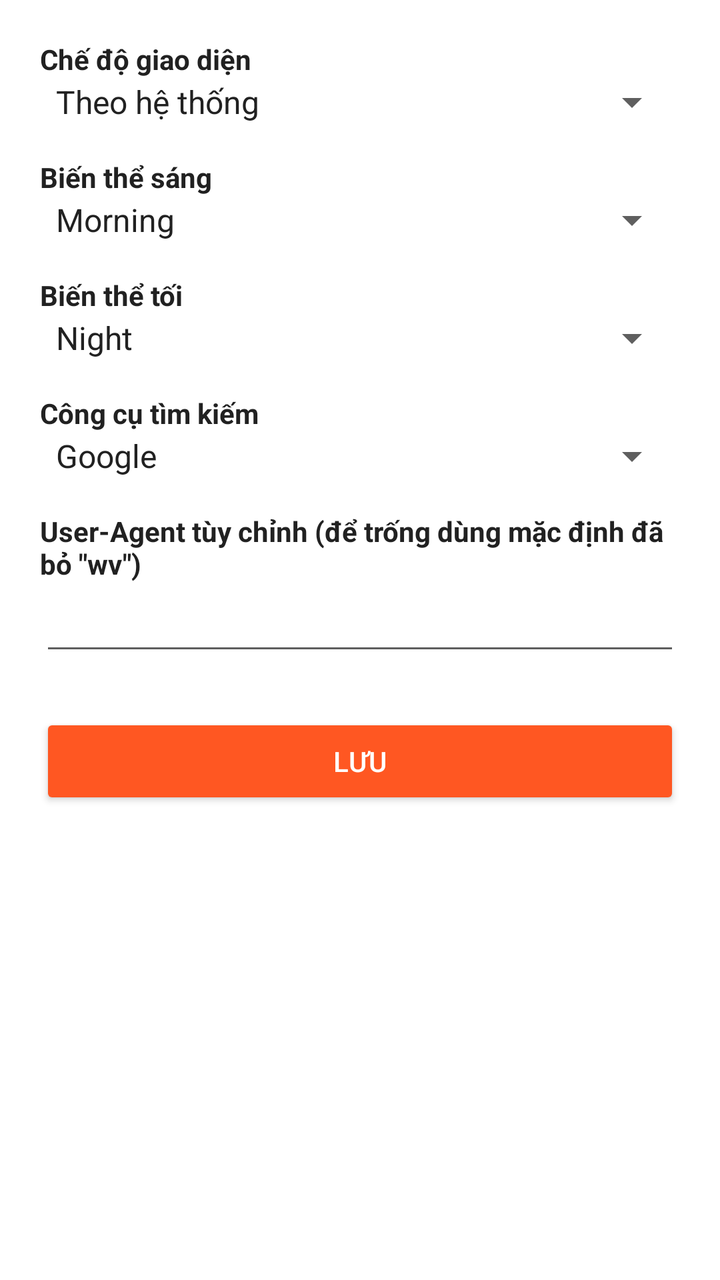
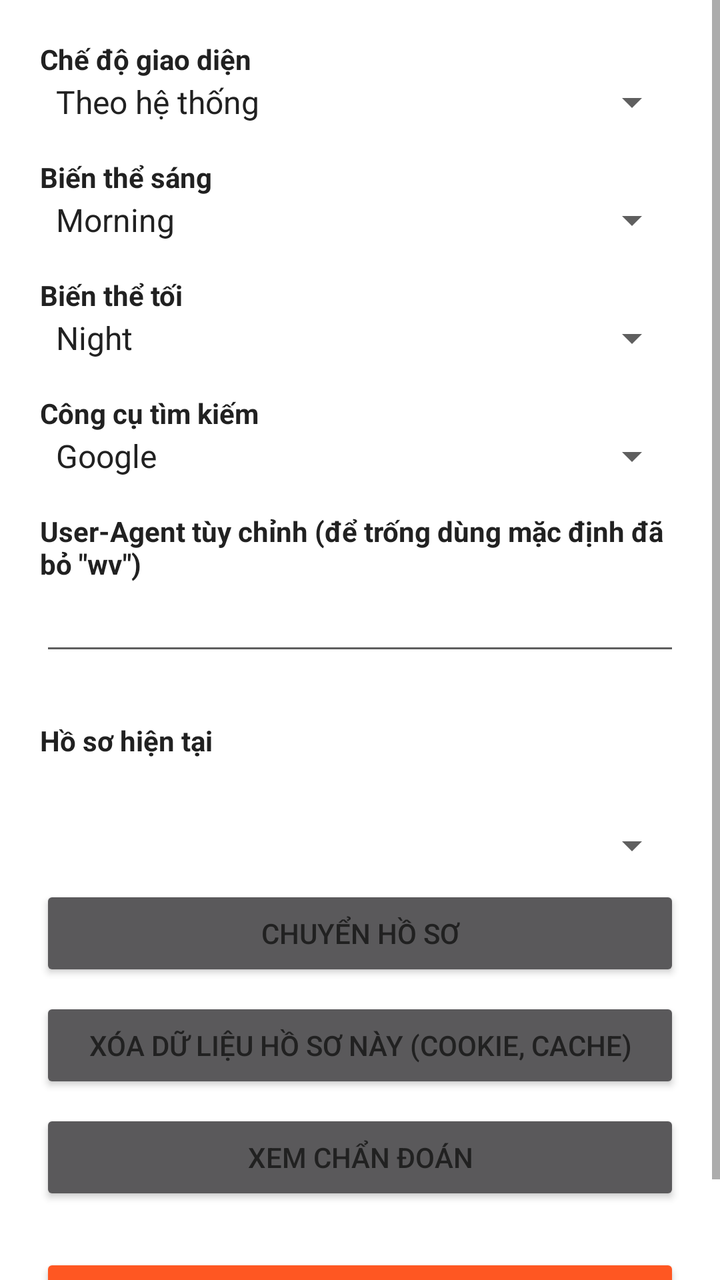

Before-and-after screenshots of an Android layout around one commit, followed by the original layout XML and the change that was made.
<!-- AndroidManifest.xml: application theme Theme.Egeo.Day -->
<!-- res/layout/activity_settings.xml -->
<?xml version="1.0" encoding="utf-8"?>
<ScrollView xmlns:android="http://schemas.android.com/apk/res/android"
    android:layout_width="match_parent"
    android:layout_height="match_parent"
    android:background="?android:attr/colorBackground">

    <LinearLayout
        android:layout_width="match_parent"
        android:layout_height="wrap_content"
        android:orientation="vertical"
        android:padding="20dp">

        <TextView
            android:layout_width="wrap_content"
            android:layout_height="wrap_content"
            android:text="@string/label_theme_mode"
            android:textStyle="bold"
            android:textColor="?android:attr/textColorPrimary" />
        <Spinner
            android:id="@+id/spinnerThemeMode"
            android:layout_width="match_parent"
            android:layout_height="wrap_content"
            android:entries="@array/theme_mode_entries" />

        <TextView
            android:layout_width="wrap_content"
            android:layout_height="wrap_content"
            android:layout_marginTop="16dp"
            android:text="@string/label_light_variant"
            android:textStyle="bold"
            android:textColor="?android:attr/textColorPrimary" />
        <Spinner
            android:id="@+id/spinnerLightVariant"
            android:layout_width="match_parent"
            android:layout_height="wrap_content"
            android:entries="@array/light_variant_entries" />

        <TextView
            android:layout_width="wrap_content"
            android:layout_height="wrap_content"
            android:layout_marginTop="16dp"
            android:text="@string/label_dark_variant"
            android:textStyle="bold"
            android:textColor="?android:attr/textColorPrimary" />
        <Spinner
            android:id="@+id/spinnerDarkVariant"
            android:layout_width="match_parent"
            android:layout_height="wrap_content"
            android:entries="@array/dark_variant_entries" />

        <TextView
            android:layout_width="wrap_content"
            android:layout_height="wrap_content"
            android:layout_marginTop="16dp"
            android:text="@string/label_search_engine"
            android:textStyle="bold"
            android:textColor="?android:attr/textColorPrimary" />
        <Spinner
            android:id="@+id/spinnerSearchEngine"
            android:layout_width="match_parent"
            android:layout_height="wrap_content"
            android:entries="@array/search_engine_entries" />

        <TextView
            android:layout_width="wrap_content"
            android:layout_height="wrap_content"
            android:layout_marginTop="16dp"
            android:text="@string/label_custom_ua"
            android:textStyle="bold"
            android:textColor="?android:attr/textColorPrimary" />
        <EditText
            android:id="@+id/editCustomUa"
            android:layout_width="match_parent"
            android:layout_height="wrap_content"
            android:inputType="text"
            android:minLines="2" />

        <Button
            android:id="@+id/btnSave"
            android:layout_width="match_parent"
            android:layout_height="wrap_content"
            android:layout_marginTop="24dp"
            android:text="@string/action_save"
            android:backgroundTint="?attr/colorPrimary"
            android:textColor="@android:color/white" />

    </LinearLayout>
</ScrollView>
<!-- resources referenced by this layout -->
<resources>
  <string-array name="dark_variant_entries">
          <item>Night</item>
          <item>Midnight</item>
      </string-array>
  <string-array name="light_variant_entries">
          <item>Morning</item>
          <item>Day</item>
      </string-array>
  <string-array name="search_engine_entries">
          <item>Google</item>
          <item>Bing</item>
          <item>Cốc Cốc</item>
          <item>DuckDuckGo</item>
      </string-array>
  <string-array name="theme_mode_entries">
          <item>Theo hệ thống</item>
          <item>Morning</item>
          <item>Day</item>
          <item>Night</item>
          <item>Midnight</item>
      </string-array>
  <string name="action_save">Lưu</string>
  <string name="label_custom_ua">User-Agent tùy chỉnh (để trống dùng mặc định đã bỏ \"wv\")</string>
  <string name="label_dark_variant">Biến thể tối</string>
  <string name="label_light_variant">Biến thể sáng</string>
  <string name="label_search_engine">Công cụ tìm kiếm</string>
  <string name="label_theme_mode">Chế độ giao diện</string>
  <style name="Theme.Egeo.Day" parent="Theme.MaterialComponents.NoActionBar">
          <item name="colorPrimary">@color/day_primary</item>
          <item name="colorPrimaryVariant">@color/day_primary_variant</item>
          <item name="colorSecondary">@color/day_accent</item>
          <item name="android:colorBackground">@color/day_background</item>
          <item name="colorSurface">@color/day_surface</item>
          <item name="android:textColorPrimary">@color/day_text_primary</item>
          <item name="android:textColorSecondary">@color/day_text_secondary</item>
          <item name="android:statusBarColor">@color/day_primary_variant</item>
          <item name="android:windowLightStatusBar" tools:targetApi="m">false</item>
      </style>
  <color name="day_primary">#FF5722</color>
  <color name="day_primary_variant">#E64A19</color>
  <color name="day_accent">#FF3D00</color>
  <color name="day_background">#FFFFFF</color>
  <color name="day_surface">#FFF8F5</color>
  <color name="day_text_primary">#212121</color>
  <color name="day_text_secondary">#5F5F5F</color>
</resources>

<!-- the commit's change to res/layout/activity_settings.xml (unified diff, before → after) -->
@@ -75,6 +75,43 @@
             android:inputType="text"
             android:minLines="2" />
 
+        <TextView
+            android:layout_width="wrap_content"
+            android:layout_height="wrap_content"
+            android:layout_marginTop="28dp"
+            android:text="@string/label_profile"
+            android:textStyle="bold"
+            android:textColor="?android:attr/textColorPrimary" />
+        <TextView
+            android:id="@+id/textCurrentProfile"
+            android:layout_width="match_parent"
+            android:layout_height="wrap_content"
+            android:layout_marginTop="4dp"
+            android:textColor="?android:attr/textColorSecondary" />
+        <Spinner
+            android:id="@+id/spinnerProfile"
+            android:layout_width="match_parent"
+            android:layout_height="wrap_content"
+            android:layout_marginTop="8dp" />
+        <Button
+            android:id="@+id/btnSwitchProfile"
+            android:layout_width="match_parent"
+            android:layout_height="wrap_content"
+            android:layout_marginTop="8dp"
+            android:text="@string/action_switch_profile" />
+        <Button
+            android:id="@+id/btnClearProfileData"
+            android:layout_width="match_parent"
+            android:layout_height="wrap_content"
+            android:layout_marginTop="8dp"
+            android:text="@string/action_clear_profile_data" />
+        <Button
+            android:id="@+id/btnDiagnostics"
+            android:layout_width="match_parent"
+            android:layout_height="wrap_content"
+            android:layout_marginTop="8dp"
+            android:text="@string/action_diagnostics" />
+
         <Button
             android:id="@+id/btnSave"
             android:layout_width="match_parent"
<!-- resource entries referenced after the edit -->
@@ -21,10 +21,14 @@
           <item>Night</item>
           <item>Midnight</item>
       </string-array>
+  <string name="action_clear_profile_data">Xóa dữ liệu hồ sơ này (cookie, cache)</string>
+  <string name="action_diagnostics">Xem chẩn đoán</string>
   <string name="action_save">Lưu</string>
+  <string name="action_switch_profile">Chuyển hồ sơ</string>
   <string name="label_custom_ua">User-Agent tùy chỉnh (để trống dùng mặc định đã bỏ \"wv\")</string>
   <string name="label_dark_variant">Biến thể tối</string>
   <string name="label_light_variant">Biến thể sáng</string>
+  <string name="label_profile">Hồ sơ hiện tại</string>
   <string name="label_search_engine">Công cụ tìm kiếm</string>
   <string name="label_theme_mode">Chế độ giao diện</string>
   <style name="Theme.Egeo.Day" parent="Theme.MaterialComponents.NoActionBar">
